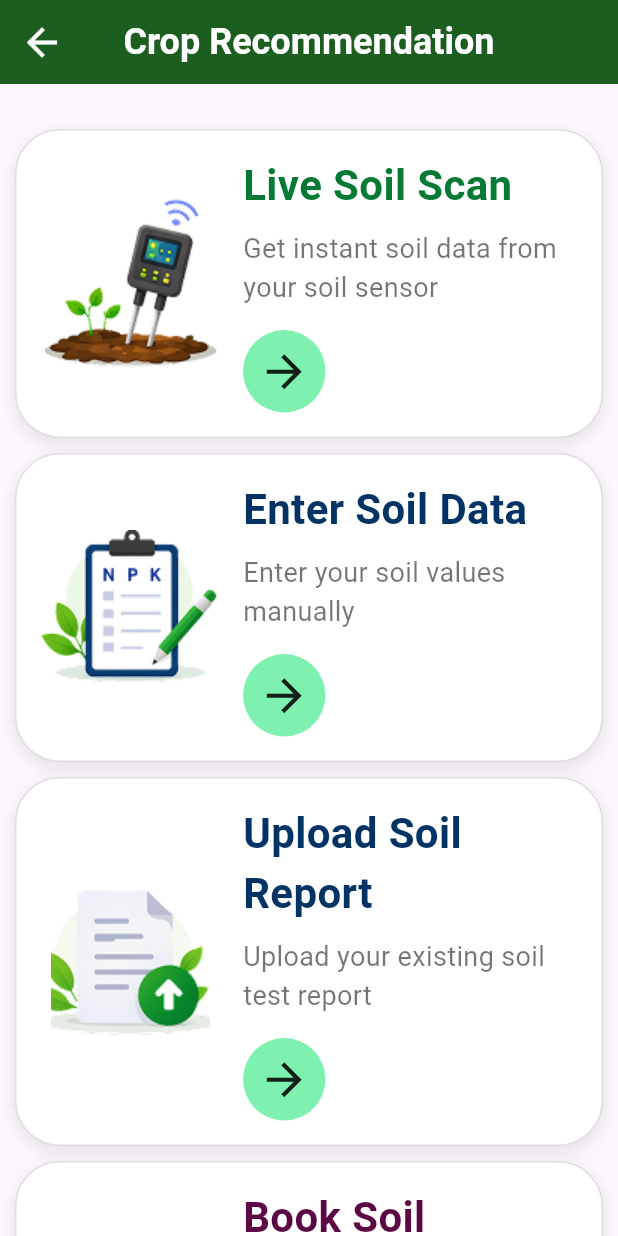
After one commit to utkarshtripathiplayer1-hub/BirsaKisan_Drishti, a Flutter app: the CropPage screen opened directly, on a phone screen of 412 x 824 dp. The commit adds this screen. Run offline on Flutter 3.47's test engine with Material 3 defaults, Android fonts, the phone set to English and light mode, and no system bars; our stand-ins replace geolocator, get, image_picker.

Commit message:
Enhanced UI and Routing

```diff
--- /dev/null
+++ b/frontend/crop_recommendation_system/lib/CropRecommendation/common_input_page.dart
@@ -0,0 +1,385 @@
+import 'package:crop_recommendation_system/CropRecommendation/crop_input_page.dart';
+import 'package:flutter/material.dart';
+
+class CropPage extends StatelessWidget {
+  const CropPage({super.key});
+
+  @override
+  Widget build(BuildContext context) {
+    return Scaffold(
+      appBar: AppBar(
+        title: Text(
+          "Crop Recommendation",
+          style: TextStyle(fontWeight: FontWeight.bold, color: Colors.white, fontSize: 24),
+        ),
+        centerTitle: true,
+        iconTheme: const IconThemeData(
+          color: Colors.white,
+          size: 30,
+          weight: 40.0,
+        ),
+        backgroundColor: Colors.green.shade900,
+      ),
+      body: SingleChildScrollView(
+        child: Padding(
+          padding: const EdgeInsets.all(10),
+          child: Column(
+            children: [
+              SizedBox(height: 20),
+
+              InkWell(
+                onTap: () {
+                  Navigator.push(
+                    context,
+                    MaterialPageRoute(
+                      builder: (context) => const CropInputPage(),
+                    ),
+                  );
+                },
+                borderRadius: BorderRadius.circular(30),
+                child: Container(
+                  width: double.infinity,
+                  padding: const EdgeInsets.all(16),
+                  decoration: BoxDecoration(
+                    color: Colors.white,
+                    borderRadius: BorderRadius.circular(30),
+                    border: Border.all(color: Colors.black12),
+                    boxShadow: [
+                      BoxShadow(
+                        color: Colors.black.withOpacity(0.1),
+                        blurRadius: 10,
+                        offset: const Offset(0, 4),
+                      ),
+                    ],
+                  ),
+                  child: Row(
+                    children: [
+                      Image.asset(
+                        'assets/images/soil_sensor.png',
+                        width: 120,
+                        height: 120,
+                      ),
+
+                      const SizedBox(width: 15),
+
+                      Expanded(
+                        child: Column(
+                          crossAxisAlignment: CrossAxisAlignment.start,
+                          children: [
+                            const Text(
+                              "Live Soil Scan",
+                              style: TextStyle(
+                                fontSize: 28,
+                                fontWeight: FontWeight.bold,
+                                color: Color(0xFF067A34),
+                              ),
+                            ),
+
+                            const SizedBox(height: 10),
+
+                            const Text(
+                              "Get instant soil data from your soil sensor",
+                              style: TextStyle(
+                                fontSize: 18,
+                                color: Colors.black54,
+                              ),
+                            ),
+
+                            const SizedBox(height: 15),
+
+                            Align(
+                              alignment: Alignment.centerLeft,
+                              child: Container(
+                                width: 55,
+                                height: 55,
+                                decoration: const BoxDecoration(
+                                  color: Color(0xFF7EF0B0),
+                                  shape: BoxShape.circle,
+                                ),
+                                child: const Icon(
+                                  Icons.arrow_forward,
+                                  size: 35,
+                                ),
+                              ),
+                            ),
+                          ],
+                        ),
+                      ),
+                    ],
+                  ),
+                ),
+              ),
+
+              SizedBox(height: 10),
+
+              InkWell(
+                onTap: () {
+                  Navigator.push(
+                    context,
+                    MaterialPageRoute(
+                      builder: (context) => const CropInputPage(),
+                    ),
+                  );
+                },
+                borderRadius: BorderRadius.circular(30),
+                child: Container(
+                  width: double.infinity,
+                  padding: const EdgeInsets.all(16),
+                  decoration: BoxDecoration(
+                    color: Colors.white,
+                    borderRadius: BorderRadius.circular(30),
+                    border: Border.all(color: Colors.black12),
+                    boxShadow: [
+                      BoxShadow(
+                        color: Colors.black.withOpacity(0.1),
+                        blurRadius: 10,
+                        offset: const Offset(0, 4),
+                      ),
+                    ],
+                  ),
+                  child: Row(
+                    children: [
+                      Image.asset(
+                        'assets/images/soil_data.png',
+                        width: 120,
+                        height: 120,
+                      ),
+
+                      const SizedBox(width: 15),
+
+                      Expanded(
+                        child: Column(
+                          crossAxisAlignment: CrossAxisAlignment.start,
+                          children: [
+                            const Text(
+                              "Enter Soil Data",
+                              style: TextStyle(
+                                fontSize: 28,
+                                fontWeight: FontWeight.bold,
+                                color: Color(0xFF013465),
+                              ),
+                            ),
+
+                            const SizedBox(height: 10),
+
+                            const Text(
+                              "Enter your soil values manually",
+                              style: TextStyle(
+                                fontSize: 18,
+                                color: Colors.black54,
+                              ),
+                            ),
+
+                            const SizedBox(height: 15),
+
+                            Align(
+                              alignment: Alignment.centerLeft,
+                              child: Container(
+                                width: 55,
+                                height: 55,
+                                decoration: const BoxDecoration(
+                                  color: Color(0xFF7EF0B0),
+                                  shape: BoxShape.circle,
+                                ),
+                                child: const Icon(
+                                  Icons.arrow_forward,
+                                  size: 35,
+                                ),
+                              ),
+                            ),
+                          ],
+                        ),
+                      ),
+                    ],
+                  ),
+                ),
+              ),
+
+              SizedBox(height: 10),
+
+              InkWell(
+                onTap: () {
+                  ScaffoldMessenger.of(context).showSnackBar(
+                    SnackBar(
+                      content: const Text(
+                        "Coming Soon",
+                        style: TextStyle(color: Colors.white),
+                      ),
+                      backgroundColor: const Color(0xFF067A34),
+                      behavior: SnackBarBehavior.floating,
+                      duration: const Duration(seconds: 2),
+                    ),
+                  );
+                },
+                borderRadius: BorderRadius.circular(30),
+                child: Container(
+                  width: double.infinity,
+                  padding: const EdgeInsets.all(16),
+                  decoration: BoxDecoration(
+                    color: Colors.white,
+                    borderRadius: BorderRadius.circular(30),
+                    border: Border.all(color: Colors.black12),
+                    boxShadow: [
+                      BoxShadow(
+                        color: Colors.black.withOpacity(0.1),
+                        blurRadius: 10,
+                        offset: const Offset(0, 4),
+                      ),
+                    ],
+                  ),
+                  child: Row(
+                    children: [
+                      Image.asset(
+                        'assets/images/upload_data.png',
+                        width: 120,
+                        height: 120,
+                      ),
+
+                      const SizedBox(width: 15),
+
+                      Expanded(
+                        child: Column(
+                          crossAxisAlignment: CrossAxisAlignment.start,
+                          children: [
+                            const Text(
+                              "Upload Soil Report",
+                              style: TextStyle(
+                                fontSize: 28,
+                                fontWeight: FontWeight.bold,
+                                color: Color(0xFF013365),
+                              ),
+                            ),
+
+                            const SizedBox(height: 10),
+
+                            const Text(
+                              "Upload your existing soil test report",
+                              style: TextStyle(
+                                fontSize: 18,
+                                color: Colors.black54,
+                              ),
+                            ),
+
+                            const SizedBox(height: 15),
+
+                            Align(
+                              alignment: Alignment.centerLeft,
+                              child: Container(
+                                width: 55,
+                                height: 55,
+                                decoration: const BoxDecoration(
+                                  color: Color(0xFF7EF0B0),
+                                  shape: BoxShape.circle,
+                                ),
+                                child: const Icon(
+                                  Icons.arrow_forward,
+                                  size: 35,
+                                ),
+                              ),
+                            ),
+                          ],
+                        ),
+                      ),
+                    ],
+                  ),
+                ),
+              ),
+
+              SizedBox(height: 10),
+
+              InkWell(
+                onTap: () {
+                  ScaffoldMessenger.of(context).showSnackBar(
+                    SnackBar(
+                      content: const Text(
+                        "Coming Soon",
+                        style: TextStyle(color: Colors.white),
+                      ),
+                      backgroundColor: const Color(0xFF067A34),
+                      behavior: SnackBarBehavior.floating,
+                      duration: const Duration(seconds: 2),
+                    ),
+                  );
+                },
+                borderRadius: BorderRadius.circular(30),
+                child: Container(
+                  width: double.infinity,
+                  padding: const EdgeInsets.all(16),
+                  decoration: BoxDecoration(
+                    color: Colors.white,
+                    borderRadius: BorderRadius.circular(30),
+                    border: Border.all(color: Colors.black12),
+                    boxShadow: [
+                      BoxShadow(
+                        color: Colors.black.withOpacity(0.1),
+                        blurRadius: 10,
+                        offset: const Offset(0, 4),
+                      ),
+                    ],
+                  ),
+                  child: Row(
+                    children: [
+                      Image.asset(
+                        'assets/images/collect_data.png',
+                        width: 120,
+                        height: 120,
+                      ),
+
+                      const SizedBox(width: 15),
+
+                      Expanded(
+                        child: Column(
+                          crossAxisAlignment: CrossAxisAlignment.start,
+                          children: [
+                            const Text(
+                              "Book Soil Collection",
+                              style: TextStyle(
+                                fontSize: 28,
+                                fontWeight: FontWeight.bold,
+                                color: Color(0xFF5C0844),
+                              ),
+                            ),
+
+                            const SizedBox(height: 10),
+
+                            const Text(
+                              "Schedule a soil sample collection from farm",
+                              style: TextStyle(
+                                fontSize: 18,
+                                color: Colors.black54,
+                              ),
+                            ),
+
+                            const SizedBox(height: 15),
+
+                            Align(
+                              alignment: Alignment.centerLeft,
+                              child: Container(
+                                width: 55,
+                                height: 55,
+                                decoration: const BoxDecoration(
+                                  color: Color(0xFF7EF0B0),
+                                  shape: BoxShape.circle,
+                                ),
+                                child: const Icon(
+                                  Icons.arrow_forward,
+                                  size: 35,
+                                ),
+                              ),
+                            ),
+                          ],
+                        ),
+                      ),
+                    ],
+                  ),
+                ),
+              ),
+
+              SizedBox(height: 40),
+            ],
+          ),
+        ),
+      ),
+    );
+  }
+}
--- a/frontend/crop_recommendation_system/lib/CropRecommendation/crop_input_page.dart
+++ b/frontend/crop_recommendation_system/lib/CropRecommendation/crop_input_page.dart
@@ -93,12 +93,17 @@ class _CropInputPageState extends State<CropInputPage> {
         backgroundColor: Colors.green,
         elevation: 0,
         title: const Text(
-          "Crops",
+          "Crop Recommendation",
           style: TextStyle(
             color: Colors.white,
-            fontSize: 32,
+            fontSize: 24,
             fontWeight: FontWeight.bold,
           ),
+        ),
+        iconTheme: const IconThemeData(
+          color: Colors.white,
+          size: 30,
+          weight: 40.0,
         ),
         centerTitle: true,
       ),
--- a/frontend/crop_recommendation_system/lib/CropRecommendation/crop_output_page.dart
+++ b/frontend/crop_recommendation_system/lib/CropRecommendation/crop_output_page.dart
@@ -29,7 +29,13 @@ class CropOutputPage extends StatelessWidget {
 
     return Scaffold(
       appBar: AppBar(
-        title: const Text("Result"),
+        centerTitle: true,
+        title: const Text("Crop Recommended", style: TextStyle(fontWeight: FontWeight.bold, color: Colors.white, fontSize: 24),),
+        iconTheme: const IconThemeData(
+          color: Colors.white,
+          size: 30,
+          weight: 40.0,
+        ),
       ),
       body: Padding(
         padding: const EdgeInsets.all(16),
--- a/frontend/crop_recommendation_system/lib/OtherScreens/about_us.dart
+++ b/frontend/crop_recommendation_system/lib/OtherScreens/about_us.dart
@@ -17,6 +17,7 @@ class AboutUs extends StatelessWidget {
           ),
         ),
         backgroundColor: Color.fromARGB(255, 6, 122, 52),
+        centerTitle: true,
       ),
       body: SingleChildScrollView(
         child: Padding(
--- a/frontend/crop_recommendation_system/lib/OtherScreens/dashboard.dart
+++ b/frontend/crop_recommendation_system/lib/OtherScreens/dashboard.dart
@@ -1,4 +1,4 @@
-import 'package:crop_recommendation_system/CropRecommendation/crop_input_page.dart';
+import 'package:crop_recommendation_system/CropRecommendation/common_input_page.dart';
 import 'package:crop_recommendation_system/DiseasePrediction/disease_detection_input.dart';
 import 'package:intl/intl.dart';
 import 'package:url_launcher/url_launcher.dart';
@@ -319,7 +319,7 @@ class HomePage extends StatelessWidget {
                                 context,
                                 image: "assets/images/crop.png",
                                 title: "Crop",
-                                page: const CropInputPage(),
+                                page: const CropPage(),
                               ),
 
                               farmCard(
```
Also changed, not shown: frontend/crop_recommendation_system/assets/images/collect_data.png (added), frontend/crop_recommendation_system/assets/images/soil_data.png (added), frontend/crop_recommendation_system/assets/images/soil_sensor.png (added), frontend/crop_recommendation_system/assets/images/upload_data.png (added).
